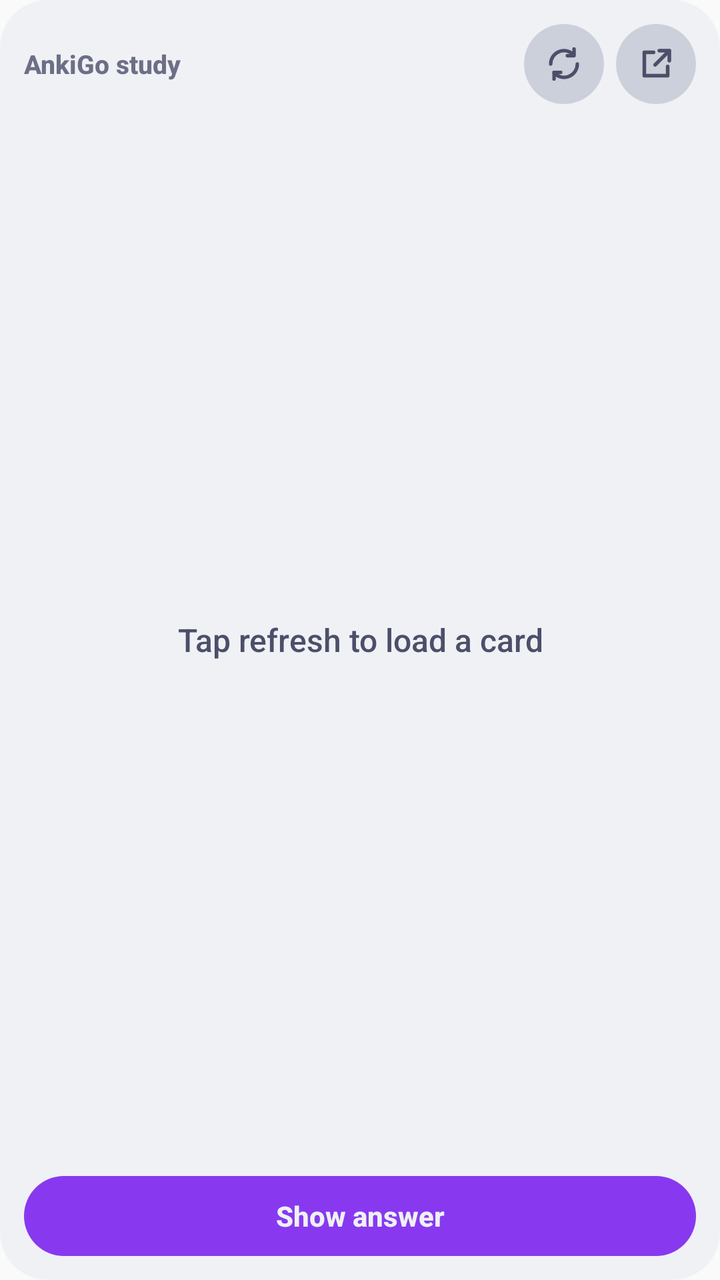
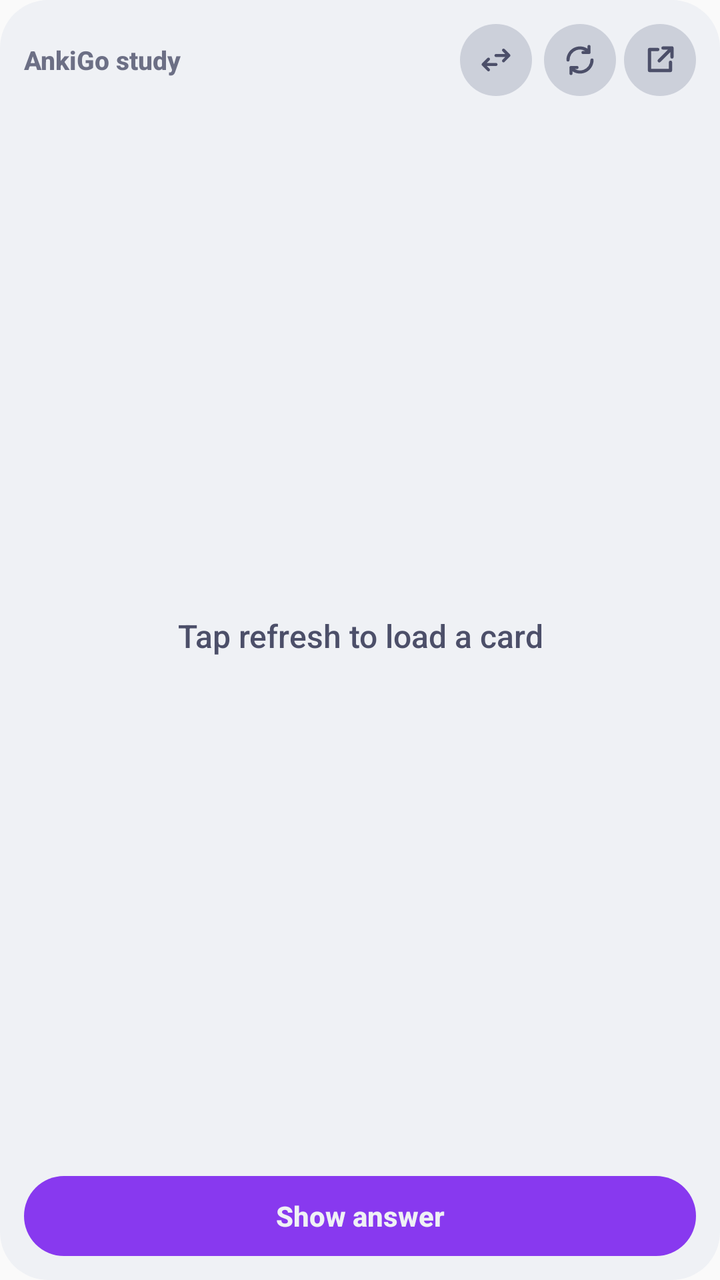

Compare the two renders of this Android layout. The source of the first and the diff that turns it into the second are given below.
<!-- AndroidManifest.xml: application theme AppTheme -->
<!-- res/layout/widget_study.xml -->
<?xml version="1.0" encoding="utf-8"?>
<LinearLayout xmlns:android="http://schemas.android.com/apk/res/android"
    android:layout_width="match_parent"
    android:layout_height="match_parent"
    android:background="@drawable/widget_game_bg"
    android:orientation="vertical"
    android:padding="12dp">

    <LinearLayout
        android:layout_width="match_parent"
        android:layout_height="wrap_content"
        android:gravity="center_vertical"
        android:orientation="horizontal">

        <TextView
            android:id="@+id/s_deck"
            android:layout_width="0dp"
            android:layout_height="wrap_content"
            android:layout_weight="1"
            android:ellipsize="end"
            android:fontFamily="sans-serif-medium"
            android:maxLines="1"
            android:text="AnkiGo study"
            android:textColor="@color/ag_sub0"
            android:textSize="13sp"
            android:textStyle="bold" />

        <ImageButton
            android:id="@+id/s_refresh"
            android:layout_width="40dp"
            android:layout_height="40dp"
            android:layout_marginStart="8dp"
            android:background="@drawable/widget_icon_btn"
            android:contentDescription="s_refresh"
            android:padding="10dp"
            android:scaleType="fitCenter"
            android:src="@drawable/ic_sync"
            android:tint="@color/ag_text" />
        <ImageButton
            android:id="@+id/s_open"
            android:layout_width="40dp"
            android:layout_height="40dp"
            android:layout_marginStart="6dp"
            android:background="@drawable/widget_icon_btn"
            android:contentDescription="s_open"
            android:padding="10dp"
            android:scaleType="fitCenter"
            android:src="@drawable/ic_open"
            android:tint="@color/ag_text" />
    </LinearLayout>

    <TextView
        android:id="@+id/s_text"
        android:layout_width="match_parent"
        android:layout_height="0dp"
        android:layout_weight="1"
        android:ellipsize="end"
        android:fontFamily="sans-serif-medium"
        android:gravity="center"
        android:text="Tap refresh to load a card"
        android:textColor="@color/ag_text"
        android:textSize="16sp" />

    <LinearLayout
        android:layout_width="match_parent"
        android:layout_height="wrap_content"
        android:orientation="horizontal">

        <TextView
            android:id="@+id/s_show"
            android:layout_width="0dp"
            android:layout_height="40dp"
            android:layout_weight="1"
            android:background="@drawable/widget_pill_mauve"
            android:ellipsize="end"
            android:fontFamily="sans-serif-medium"
            android:gravity="center"
            android:maxLines="1"
            android:text="Show answer"
            android:textColor="@color/ag_base"
            android:textSize="14sp"
            android:textStyle="bold" />
        <TextView
            android:id="@+id/s_again"
            android:layout_width="0dp"
            android:layout_height="40dp"
            android:layout_marginStart="0dp"
            android:layout_weight="1"
            android:background="@drawable/widget_pill_red"
            android:ellipsize="end"
            android:fontFamily="sans-serif-medium"
            android:gravity="center"
            android:maxLines="1"
            android:text="Again"
            android:textColor="@color/ag_base"
            android:textSize="13sp"
            android:textStyle="bold"
            android:visibility="gone" />
        <TextView
            android:id="@+id/s_hard"
            android:layout_width="0dp"
            android:layout_height="40dp"
            android:layout_marginStart="6dp"
            android:layout_weight="1"
            android:background="@drawable/widget_pill_peach"
            android:ellipsize="end"
            android:fontFamily="sans-serif-medium"
            android:gravity="center"
            android:maxLines="1"
            android:text="Hard"
            android:textColor="@color/ag_base"
            android:textSize="13sp"
            android:textStyle="bold"
            android:visibility="gone" />
        <TextView
            android:id="@+id/s_good"
            android:layout_width="0dp"
            android:layout_height="40dp"
            android:layout_marginStart="6dp"
            android:layout_weight="1"
            android:background="@drawable/widget_pill_green"
            android:ellipsize="end"
            android:fontFamily="sans-serif-medium"
            android:gravity="center"
            android:maxLines="1"
            android:text="Good"
            android:textColor="@color/ag_base"
            android:textSize="13sp"
            android:textStyle="bold"
            android:visibility="gone" />
        <TextView
            android:id="@+id/s_easy"
            android:layout_width="0dp"
            android:layout_height="40dp"
            android:layout_marginStart="6dp"
            android:layout_weight="1"
            android:background="@drawable/widget_pill_blue"
            android:ellipsize="end"
            android:fontFamily="sans-serif-medium"
            android:gravity="center"
            android:maxLines="1"
            android:text="Easy"
            android:textColor="@color/ag_base"
            android:textSize="13sp"
            android:textStyle="bold"
            android:visibility="gone" />
    </LinearLayout>
</LinearLayout>
<!-- resources referenced by this layout -->
<resources>
  <color name="ag_base">#eff1f5</color>
  <color name="ag_sub0">#6c6f85</color>
  <color name="ag_text">#4c4f69</color>
  <!-- drawable ic_open (drawable) -->
  <?xml version="1.0" encoding="utf-8"?>
  <vector xmlns:android="http://schemas.android.com/apk/res/android"
      android:width="24dp" android:height="24dp" android:viewportWidth="24" android:viewportHeight="24">
      <path android:strokeColor="#FFFFFF" android:strokeWidth="2.2" android:strokeLineCap="round" android:strokeLineJoin="round"
          android:pathData="M19 13.5V19H5V5h5.5M14 4h6v6M20 4l-8.5 8.5" />
  </vector>
  <!-- drawable widget_game_bg (drawable) -->
  <?xml version="1.0" encoding="utf-8"?>
  <shape xmlns:android="http://schemas.android.com/apk/res/android" android:shape="rectangle">
      <solid android:color="@color/ag_base" />
      <corners android:radius="24dp" />
  </shape>
  <!-- drawable widget_icon_btn (drawable) -->
  <?xml version="1.0" encoding="utf-8"?>
  <shape xmlns:android="http://schemas.android.com/apk/res/android" android:shape="oval">
      <solid android:color="@color/ag_s0" />
  </shape>
  <!-- drawable widget_pill_blue (drawable) -->
  <?xml version="1.0" encoding="utf-8"?>
  <shape xmlns:android="http://schemas.android.com/apk/res/android" android:shape="rectangle">
      <solid android:color="@color/ag_blue" />
      <corners android:radius="20dp" />
  </shape>
  <!-- drawable widget_pill_green (drawable) -->
  <?xml version="1.0" encoding="utf-8"?>
  <shape xmlns:android="http://schemas.android.com/apk/res/android" android:shape="rectangle">
      <solid android:color="@color/ag_green" />
      <corners android:radius="20dp" />
  </shape>
  <!-- drawable widget_pill_mauve (drawable) -->
  <?xml version="1.0" encoding="utf-8"?>
  <shape xmlns:android="http://schemas.android.com/apk/res/android" android:shape="rectangle">
      <solid android:color="@color/ag_mauve" />
      <corners android:radius="20dp" />
  </shape>
  <!-- drawable widget_pill_peach (drawable) -->
  <?xml version="1.0" encoding="utf-8"?>
  <shape xmlns:android="http://schemas.android.com/apk/res/android" android:shape="rectangle">
      <solid android:color="@color/ag_peach" />
      <corners android:radius="20dp" />
  </shape>
  <!-- drawable widget_pill_red (drawable) -->
  <?xml version="1.0" encoding="utf-8"?>
  <shape xmlns:android="http://schemas.android.com/apk/res/android" android:shape="rectangle">
      <solid android:color="@color/ag_red" />
      <corners android:radius="20dp" />
  </shape>
  <style name="AppTheme" parent="@android:style/Theme.Material.Light.DarkActionBar">
          <item name="android:windowOptOutEdgeToEdgeEnforcement">true</item>
      </style>
  <color name="ag_s0">#ccd0da</color>
  <color name="ag_blue">#1e66f5</color>
  <color name="ag_green">#40a02b</color>
  <color name="ag_mauve">#8839ef</color>
  <color name="ag_peach">#fe640b</color>
  <color name="ag_red">#d20f39</color>
  <!-- unchanged entries left out for length: 1 -->
</resources>

<!-- the commit's change to res/layout/widget_study.xml (unified diff, before → after) -->
@@ -26,24 +26,35 @@
             android:textStyle="bold" />
 
         <ImageButton
+            android:id="@+id/s_change_deck"
+            android:layout_width="36dp"
+            android:layout_height="36dp"
+            android:layout_marginStart="6dp"
+            android:background="@drawable/widget_icon_btn"
+            android:contentDescription="Change deck"
+            android:padding="9dp"
+            android:scaleType="fitCenter"
+            android:src="@drawable/ic_swap"
+            android:tint="@color/ag_text" />
+        <ImageButton
             android:id="@+id/s_refresh"
-            android:layout_width="40dp"
-            android:layout_height="40dp"
-            android:layout_marginStart="8dp"
+            android:layout_width="36dp"
+            android:layout_height="36dp"
+            android:layout_marginStart="6dp"
             android:background="@drawable/widget_icon_btn"
             android:contentDescription="s_refresh"
-            android:padding="10dp"
+            android:padding="9dp"
             android:scaleType="fitCenter"
             android:src="@drawable/ic_sync"
             android:tint="@color/ag_text" />
         <ImageButton
             android:id="@+id/s_open"
-            android:layout_width="40dp"
-            android:layout_height="40dp"
-            android:layout_marginStart="6dp"
+            android:layout_width="36dp"
+            android:layout_height="36dp"
+            android:layout_marginStart="4dp"
             android:background="@drawable/widget_icon_btn"
             android:contentDescription="s_open"
-            android:padding="10dp"
+            android:padding="9dp"
             android:scaleType="fitCenter"
             android:src="@drawable/ic_open"
             android:tint="@color/ag_text" />
@@ -80,6 +91,21 @@
             android:textColor="@color/ag_base"
             android:textSize="14sp"
             android:textStyle="bold" />
+        <TextView
+            android:id="@+id/s_change"
+            android:layout_width="0dp"
+            android:layout_height="40dp"
+            android:layout_weight="1"
+            android:background="@drawable/widget_pill_mauve"
+            android:ellipsize="end"
+            android:fontFamily="sans-serif-medium"
+            android:gravity="center"
+            android:maxLines="1"
+            android:text="Change deck"
+            android:textColor="@color/ag_base"
+            android:textSize="14sp"
+            android:textStyle="bold"
+            android:visibility="gone" />
         <TextView
             android:id="@+id/s_again"
             android:layout_width="0dp"
<!-- resource entries referenced after the edit -->
@@ -9,6 +9,14 @@
       android:width="24dp" android:height="24dp" android:viewportWidth="24" android:viewportHeight="24">
       <path android:strokeColor="#FFFFFF" android:strokeWidth="2.2" android:strokeLineCap="round" android:strokeLineJoin="round"
           android:pathData="M19 13.5V19H5V5h5.5M14 4h6v6M20 4l-8.5 8.5" />
+  </vector>
+  <!-- drawable ic_swap (drawable) -->
+  <?xml version="1.0" encoding="utf-8"?>
+  <vector xmlns:android="http://schemas.android.com/apk/res/android"
+      android:width="24dp" android:height="24dp" android:viewportWidth="960" android:viewportHeight="960">
+      <group android:translateY="960">
+          <path android:fillColor="#FFFFFF" android:pathData="m233-320 75 75q11 11 11 27.5T308-189q-12 12-28.5 12T251-189L108-332q-6-6-8.5-13T97-360q0-8 2.5-15t8.5-13l144-144q12-12 28-11.5t28 12.5q11 12 11.5 28T308-475l-75 75h247q17 0 28.5 11.5T520-360q0 17-11.5 28.5T480-320H233Zm494-240H480q-17 0-28.5-11.5T440-600q0-17 11.5-28.5T480-640h247l-75-75q-11-11-11-27.5t11-28.5q12-12 28.5-12t28.5 12l143 143q6 6 8.5 13t2.5 15q0 8-2.5 15t-8.5 13L708-428q-12 12-28 11.5T652-429q-11-12-11.5-28t11.5-28l75-75Z" />
+      </group>
   </vector>
   <!-- drawable widget_game_bg (drawable) -->
   <?xml version="1.0" encoding="utf-8"?>
